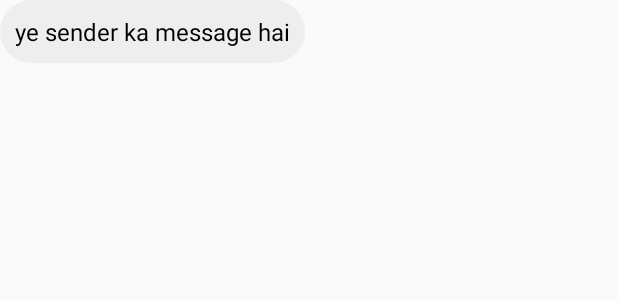
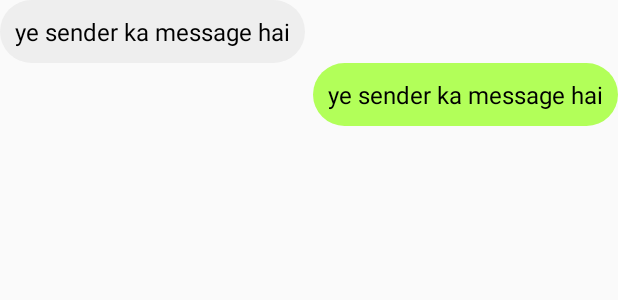
Before and after one commit to ravirps/InstaRecovery1, an Android app: the layout sendermessage.xml on its own in the app's theme, with its tools: preview values and no code run, on a phone screen of 412 x 824 dp. Shown: the top 300 px of the screen. Run offline under Robolectric (Android 15) with nearby library versions, the phone set to English and light mode, and no system bars.

Commit message:
recycle view and message is working perfectly

```diff
--- a/app/build.gradle
+++ b/app/build.gradle
@@ -24,6 +24,7 @@ android {
 }
 
 dependencies {
+    implementation 'com.android.support:recyclerview-v7:28.0.0'
     implementation fileTree(dir: 'libs', include: ['*.jar'])
 
     implementation 'androidx.appcompat:appcompat:1.1.0'
--- a/app/src/main/res/layout/sendermessage.xml
+++ b/app/src/main/res/layout/sendermessage.xml
@@ -1,5 +1,8 @@
 <?xml version="1.0" encoding="utf-8"?>
 <LinearLayout xmlns:android="http://schemas.android.com/apk/res/android"
+    android:orientation="vertical" android:layout_width="match_parent"
+    android:layout_height="wrap_content">
+    <LinearLayout
         android:orientation="vertical" android:layout_width="match_parent"
         android:gravity="left"
         android:layout_height="wrap_content">
@@ -15,3 +18,21 @@
             android:background="@drawable/sendermessage"/>
 
     </LinearLayout>
+    <LinearLayout
+        android:orientation="vertical" android:layout_width="match_parent"
+        android:gravity="right"
+        android:layout_height="wrap_content">
+        <TextView
+            android:layout_width="wrap_content"
+            android:layout_height="wrap_content"
+            android:layout_marginLeft="60dp"
+            android:text="ye sender ka message hai"
+            android:id="@+id/urtext"
+            android:padding="10dp"
+            android:textColor="@color/black"
+            android:textSize="16sp"
+            android:background="@drawable/urmessage"/>
+
+    </LinearLayout>
+
+</LinearLayout>
```
Also changed, not shown: app/src/main/java/com/example/instarecovery/messages/MyAdapter.java (added, +79 -0 lines), app/src/main/java/com/example/instarecovery/messages/chats.java (+10 -16 lines), app/src/main/java/com/example/instarecovery/messages/listofmessages.java (+16 -6 lines), app/src/main/res/layout/activity_listofmessages.xml (+7 -4 lines). Lines whose indentation alone changed are shown as unchanged.
